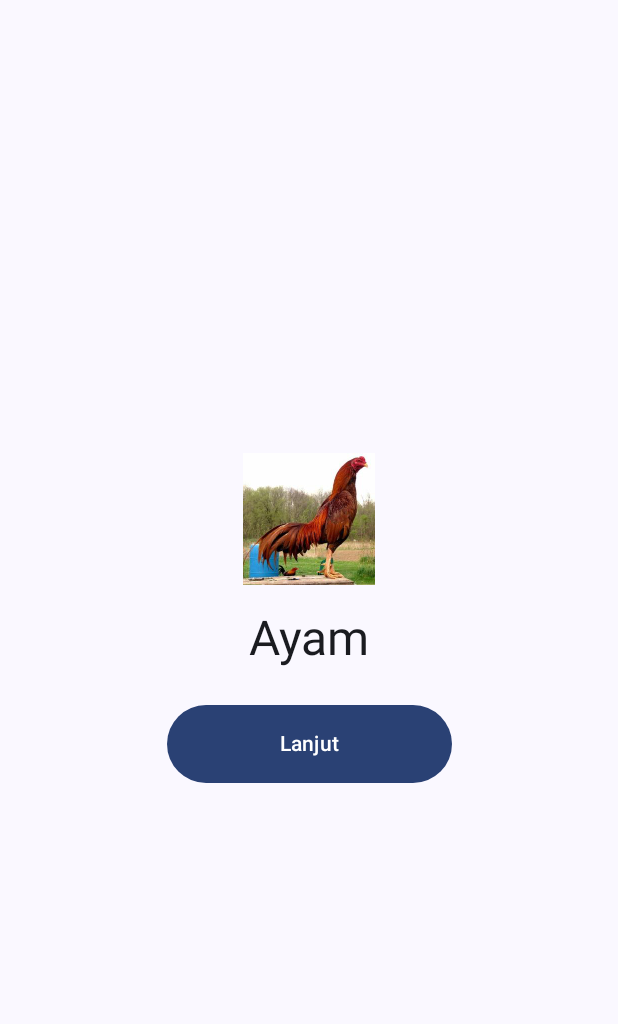
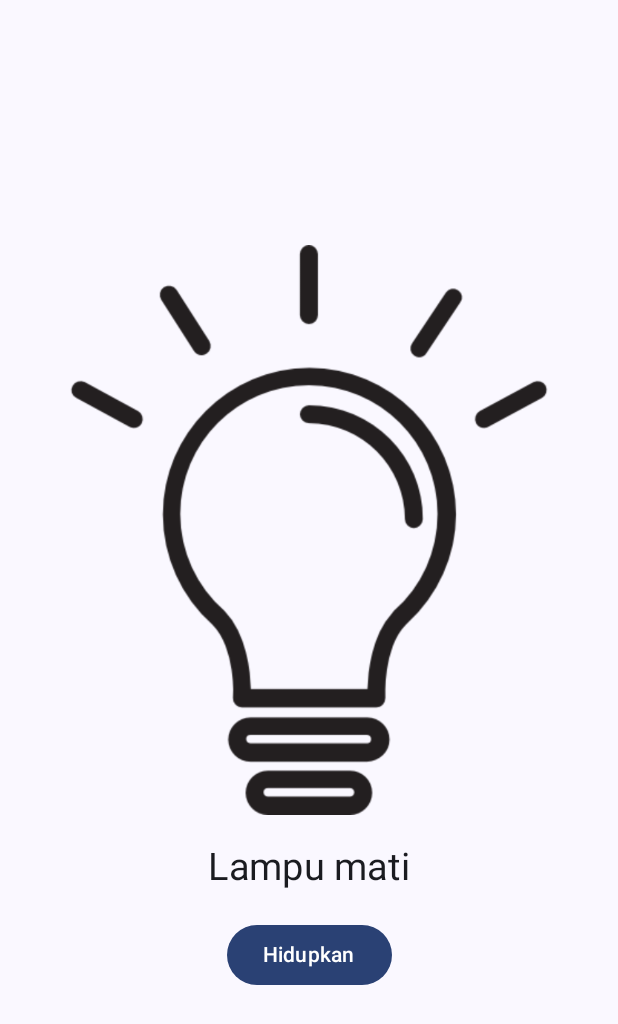
Before and after one commit to gedeastu/Jetpack_Compose_Drill, an Android app built with Jetpack Compose: the screen it shows after launch (MainActivity), on a phone screen of 412 x 824 dp. Shown: the top 1024 px of the screen. Run offline under Robolectric (Android 15) with nearby library versions, the phone set to English and light mode, and no system bars; our stand-ins replace constraintlayout-compose; Roboto replaces fonts that are not available here.

Commit message:
SmartLamp is done

```diff
--- a/app/src/main/java/com/example/main/MainActivity.kt
+++ b/app/src/main/java/com/example/main/MainActivity.kt
@@ -77,6 +77,8 @@ import androidx.constraintlayout.compose.ConstraintLayout
 import androidx.constraintlayout.compose.ConstraintSet
 import com.example.main.animalPictures.GaleriHewan
 import com.example.main.animalPictures.Hewan
+import com.example.main.animalPictures.challenge.Lamp
+import com.example.main.animalPictures.challenge.SmartLamp
 import com.example.main.counterButton.CounterButton
 import com.example.main.imageCompose.SimpleImage
 import com.example.main.stateHoisting.Counter
@@ -88,6 +90,9 @@ import kotlin.random.Random
 class MainActivity : ComponentActivity() {
 
     private val dataHewan = getData()
+    //private val dataLamp = getLampData()
+
+    private var status by mutableStateOf(false)
     private var index by mutableIntStateOf(0)
     @OptIn(ExperimentalComposeUiApi::class)
     override fun onCreate(savedInstanceState: Bundle?) {
@@ -95,9 +100,13 @@ class MainActivity : ComponentActivity() {
         setContent {
             MainTheme {
 
-                GaleriHewan(hewan = dataHewan[index], onClick = {
-                    index = if (index == dataHewan.size -1) 0 else index+1
-                })
+                //GaleriHewan(hewan = dataHewan[index], onClick = {
+                //    index = if (index == dataHewan.size -1) 0 else index+1
+                //})
+
+                SmartLamp(onClick = {
+                    status = !status
+                },status = status, getLamp = getLampData())
 
                 //var number by remember {
                 //    mutableIntStateOf(0)
@@ -205,6 +214,13 @@ class MainActivity : ComponentActivity() {
             Hewan("Domba", R.drawable.domba),
             Hewan("Kambing", R.drawable.kambing),
             Hewan("Sapi", R.drawable.sapi)
+        )
+    }
+
+    private fun getLampData():List<Lamp>{
+        return listOf(
+            Lamp("Matikan",R.drawable.light_on,"Lampu hidup"),
+            Lamp("Hidupkan",R.drawable.light_off, "Lampu mati")
         )
     }
 }
--- /dev/null
+++ b/app/src/main/java/com/example/main/animalPictures/challenge/Lamp.kt
@@ -0,0 +1,9 @@
+package com.example.main.animalPictures.challenge
+
+import androidx.annotation.DrawableRes
+
+data class Lamp(
+    val status: String,
+    @DrawableRes val imageResId: Int,
+    val desc: String
+)
--- /dev/null
+++ b/app/src/main/java/com/example/main/animalPictures/challenge/SmartLamp.kt
@@ -0,0 +1,42 @@
+package com.example.main.animalPictures.challenge
+
+import androidx.compose.foundation.Image
+import androidx.compose.foundation.layout.Arrangement
+import androidx.compose.foundation.layout.Column
+import androidx.compose.foundation.layout.Spacer
+import androidx.compose.foundation.layout.fillMaxSize
+import androidx.compose.foundation.layout.height
+import androidx.compose.foundation.layout.padding
+import androidx.compose.material3.Button
+import androidx.compose.material3.Text
+import androidx.compose.runtime.Composable
+import androidx.compose.ui.Alignment
+import androidx.compose.ui.Modifier
+import androidx.compose.ui.res.painterResource
+import androidx.compose.ui.unit.dp
+import androidx.compose.ui.unit.sp
+import com.example.main.animalPictures.MainScreen
+
+@Composable
+fun SmartLamp(onClick:() -> Unit = {},status:Boolean,getLamp: List<Lamp>){
+    MainScreen {modifier ->
+      Column(
+          modifier = modifier
+              .fillMaxSize()
+              .padding(16.dp),
+          verticalArrangement = Arrangement.Center,
+          horizontalAlignment = Alignment.CenterHorizontally
+      )
+      {
+        Image(painter = painterResource(id = if (status) getLamp[0].imageResId else getLamp[1].imageResId), contentDescription = "lamp")
+          Spacer(modifier = modifier.height(20.dp))
+          Text(text = if (status) getLamp[0].desc else getLamp[1].desc, fontSize = 25.sp)
+          Spacer(modifier = modifier.height(20.dp))
+          Button(onClick = {
+              onClick()
+          }) {
+            Text(text = if (status) getLamp[0].status else getLamp[1].status)
+          }
+      }
+    }
+}
```
Also changed, not shown: app/src/main/res/drawable/light_off.png (added), app/src/main/res/drawable/light_on.png (added).
